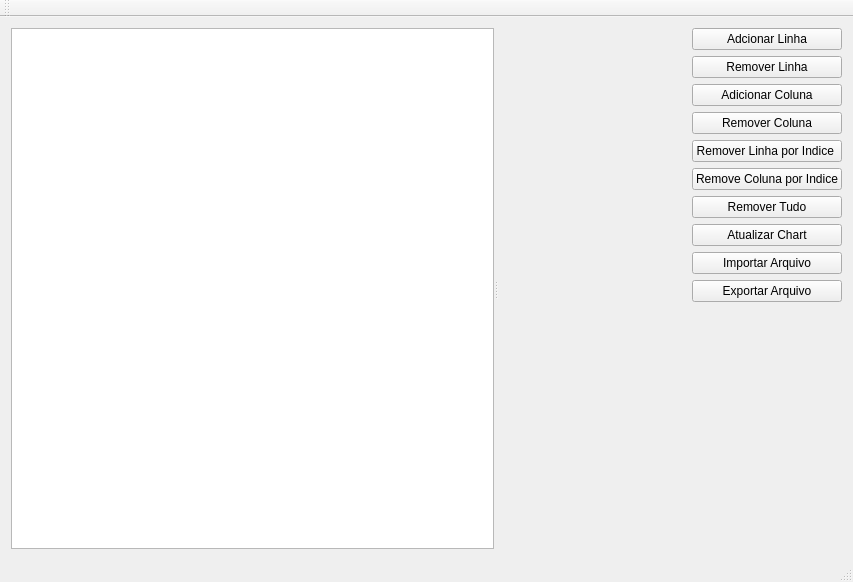
Old version of the form mainwindow.ui in the repository DSV08/QtTableChart.
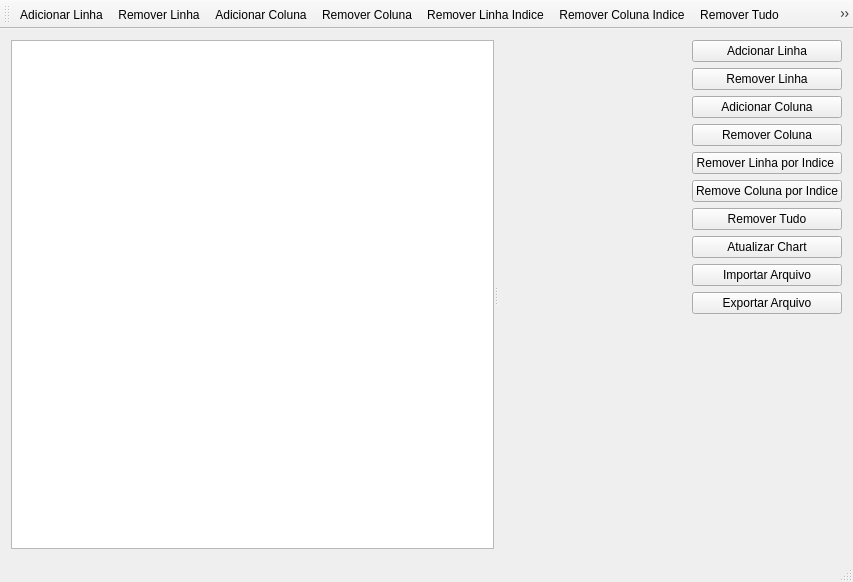
New version of the form. Icons and pictures are not drawn. Custom widgets are drawn as their Qt base class.

Commit message:
Adicionando Ícones
Adicionando ícones personalizados (actions) para substituir os botões da ui (pushButton).

Diff of the .ui file:
```diff
--- a/mainwindow.ui
+++ b/mainwindow.ui
@@ -137,8 +137,108 @@
    <attribute name="toolBarBreak">
     <bool>false</bool>
    </attribute>
+   <addaction name="actionAdicionar_Linha"/>
+   <addaction name="actionRemover_Linha"/>
+   <addaction name="actionAdicionar_Coluna"/>
+   <addaction name="actionRemover_Coluna"/>
+   <addaction name="actionRemover_Linha_Indice"/>
+   <addaction name="actionRemover_Coluna_Indice"/>
+   <addaction name="actionRemover_Tudo"/>
+   <addaction name="actionAtualiza_Chart"/>
+   <addaction name="actionImportar_Arquivo"/>
+   <addaction name="actionExportar_Arquivo"/>
   </widget>
   <widget class="QStatusBar" name="statusBar"/>
+  <action name="actionAdicionar_Linha">
+   <property name="icon">
+    <iconset>
+     <normaloff>../../Icones QTableView/Down Icon.png</normaloff>../../Icones QTableView/Down Icon.png</iconset>
+   </property>
+   <property name="text">
+    <string>Adicionar Linha</string>
+   </property>
+  </action>
+  <action name="actionRemover_Linha">
+   <property name="icon">
+    <iconset>
+     <normaloff>../../Icones QTableView/Up Icon.png</normaloff>../../Icones QTableView/Up Icon.png</iconset>
+   </property>
+   <property name="text">
+    <string>Remover Linha</string>
+   </property>
+  </action>
+  <action name="actionAdicionar_Coluna">
+   <property name="icon">
+    <iconset>
+     <normaloff>../../Icones QTableView/Right Icon.png</normaloff>../../Icones QTableView/Right Icon.png</iconset>
+   </property>
+   <property name="text">
+    <string>Adicionar Coluna</string>
+   </property>
+  </action>
+  <action name="actionRemover_Coluna">
+   <property name="icon">
+    <iconset>
+     <normaloff>../../Icones QTableView/Left Icon.png</normaloff>../../Icones QTableView/Left Icon.png</iconset>
+   </property>
+   <property name="text">
+    <string>Remover Coluna</string>
+   </property>
+  </action>
+  <action name="actionRemover_Linha_Indice">
+   <property name="icon">
+    <iconset>
+     <normaloff>../../Icones QTableView/Remover Linha Indice.png</normaloff>../../Icones QTableView/Remover Linha Indice.png</iconset>
+   </property>
+   <property name="text">
+    <string>Remover Linha Indice</string>
+   </property>
+  </action>
+  <action name="actionRemover_Coluna_Indice">
+   <property name="icon">
+    <iconset>
+     <normaloff>../../Icones QTableView/Remover Coluna Indice.png</normaloff>../../Icones QTableView/Remover Coluna Indice.png</iconset>
+   </property>
+   <property name="text">
+    <string>Remover Coluna Indice</string>
+   </property>
+  </action>
+  <action name="actionRemover_Tudo">
+   <property name="icon">
+    <iconset>
+     <normaloff>../../Icones QTableView/Remover Tudo.png</normaloff>../../Icones QTableView/Remover Tudo.png</iconset>
+   </property>
+   <property name="text">
+    <string>Remover Tudo</string>
+   </property>
+  </action>
+  <action name="actionAtualiza_Chart">
+   <property name="icon">
+    <iconset>
+     <normaloff>../../Icones QTableView/Chart icon.png</normaloff>../../Icones QTableView/Chart icon.png</iconset>
+   </property>
+   <property name="text">
+    <string>Atualiza Chart</string>
+   </property>
+  </action>
+  <action name="actionImportar_Arquivo">
+   <property name="icon">
+    <iconset>
+     <normaloff>../../Icones QTableView/Importar Arquivo.png</normaloff>../../Icones QTableView/Importar Arquivo.png</iconset>
+   </property>
+   <property name="text">
+    <string>Importar Arquivo</string>
+   </property>
+  </action>
+  <action name="actionExportar_Arquivo">
+   <property name="icon">
+    <iconset>
+     <normaloff>../../Icones QTableView/Exportar Arquivo.png</normaloff>../../Icones QTableView/Exportar Arquivo.png</iconset>
+   </property>
+   <property name="text">
+    <string>Exportar Arquivo</string>
+   </property>
+  </action>
  </widget>
  <layoutdefault spacing="6" margin="11"/>
  <customwidgets>
```
The commit also changes 2 other files.
